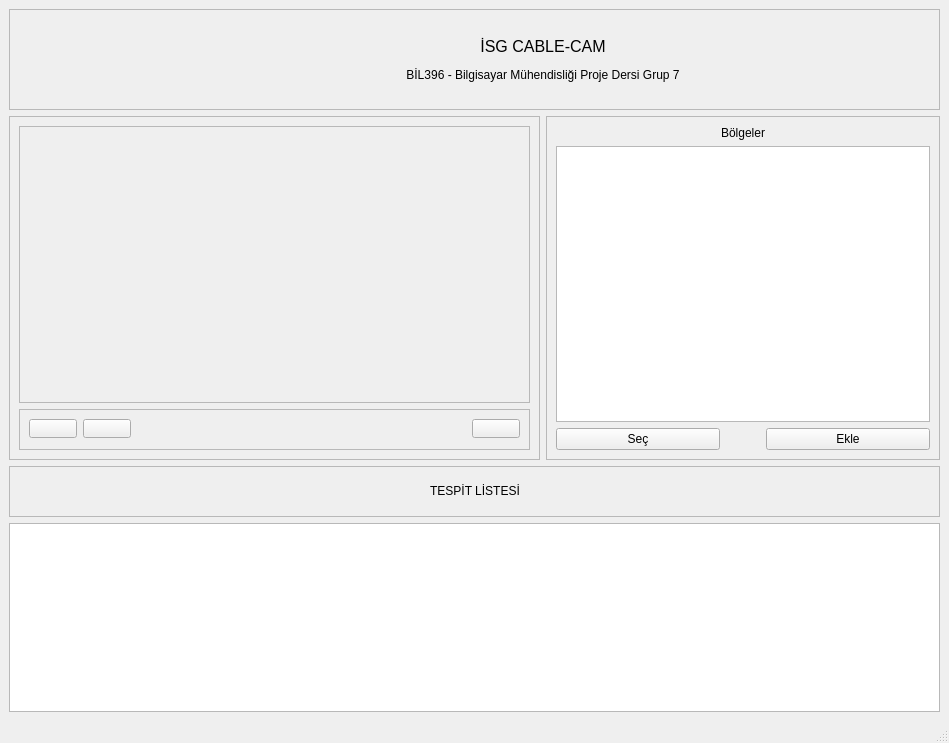
Above: projeGui(Qt Creator Ubuntu) v2 (including live stream)/proje_gui/secondwindow.ui from BurakAkten/Project-Group7 before the change. Below: the same form after it.
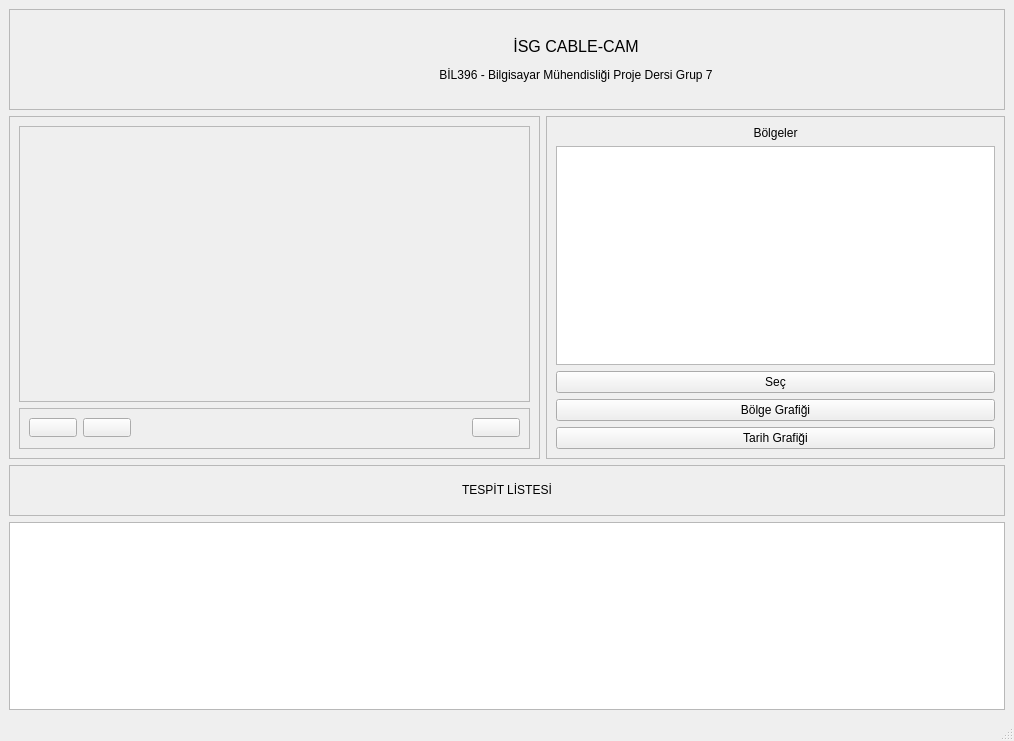
That is the form after the change.

Patch:
```diff
--- a/projeGui(Qt Creator Ubuntu) v2 (including live stream)/proje_gui/secondwindow.ui
+++ b/projeGui(Qt Creator Ubuntu) v2 (including live stream)/proje_gui/secondwindow.ui
@@ -6,8 +6,8 @@
    <rect>
     <x>0</x>
     <y>0</y>
-    <width>949</width>
-    <height>743</height>
+    <width>1014</width>
+    <height>741</height>
    </rect>
   </property>
   <property name="minimumSize">
@@ -287,6 +287,8 @@
               </widget>
              </item>
              <item>
+              <layout class="QHBoxLayout" name="horizontalLayout_2">
+               <item>
               <widget class="QListWidget" name="listWidget">
                <property name="minimumSize">
                 <size>
@@ -302,49 +304,40 @@
                </property>
               </widget>
              </item>
-             <item>
-              <layout class="QHBoxLayout" name="horizontalLayout_2">
-               <item>
+              </layout>
+             </item>
+            </layout>
+           </item>
+           <item row="2" column="0">
+            <widget class="QPushButton" name="bolge_ekle_2">
+             <property name="text">
+              <string>Bölge Grafiği</string>
+             </property>
+            </widget>
+           </item>
+           <item row="3" column="0">
+            <widget class="QPushButton" name="openDateGraph">
+             <property name="text">
+              <string>Tarih Grafiği</string>
+             </property>
+            </widget>
+           </item>
+           <item row="1" column="0">
                 <widget class="QPushButton" name="bolge_sec_2">
                  <property name="text">
                   <string>Seç</string>
                  </property>
                 </widget>
                </item>
-               <item>
-                <spacer name="horizontalSpacer_2">
-                 <property name="orientation">
-                  <enum>Qt::Horizontal</enum>
-                 </property>
-                 <property name="sizeType">
-                  <enum>QSizePolicy::Fixed</enum>
-                 </property>
-                 <property name="sizeHint" stdset="0">
-                  <size>
-                   <width>40</width>
-                   <height>20</height>
-                  </size>
-                 </property>
-                </spacer>
-               </item>
-               <item>
-                <widget class="QPushButton" name="bolge_ekle_2">
-                 <property name="text">
-                  <string>Ekle</string>
-                 </property>
+          </layout>
                 </widget>
                </item>
               </layout>
              </item>
             </layout>
            </item>
-          </layout>
-         </widget>
-        </item>
-       </layout>
-      </item>
-      <item>
-       <layout class="QVBoxLayout" name="verticalLayout_2">
+    <item row="1" column="0">
+     <layout class="QVBoxLayout" name="_2">
         <item>
          <widget class="QFrame" name="frame_4">
           <property name="frameShape">
@@ -439,16 +432,14 @@
        </layout>
       </item>
      </layout>
-    </item>
-   </layout>
   </widget>
   <widget class="QMenuBar" name="menubar">
    <property name="geometry">
     <rect>
      <x>0</x>
      <y>0</y>
-     <width>949</width>
-     <height>22</height>
+     <width>1014</width>
+     <height>25</height>
     </rect>
    </property>
   </widget>
```
Lines whose indentation alone changed are shown as unchanged.
